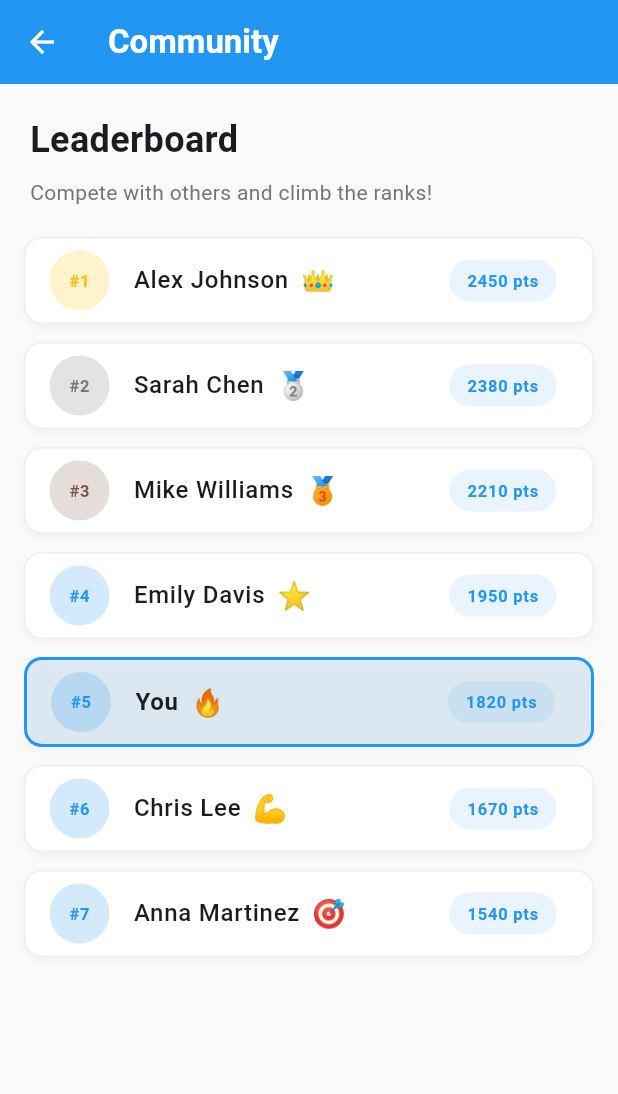
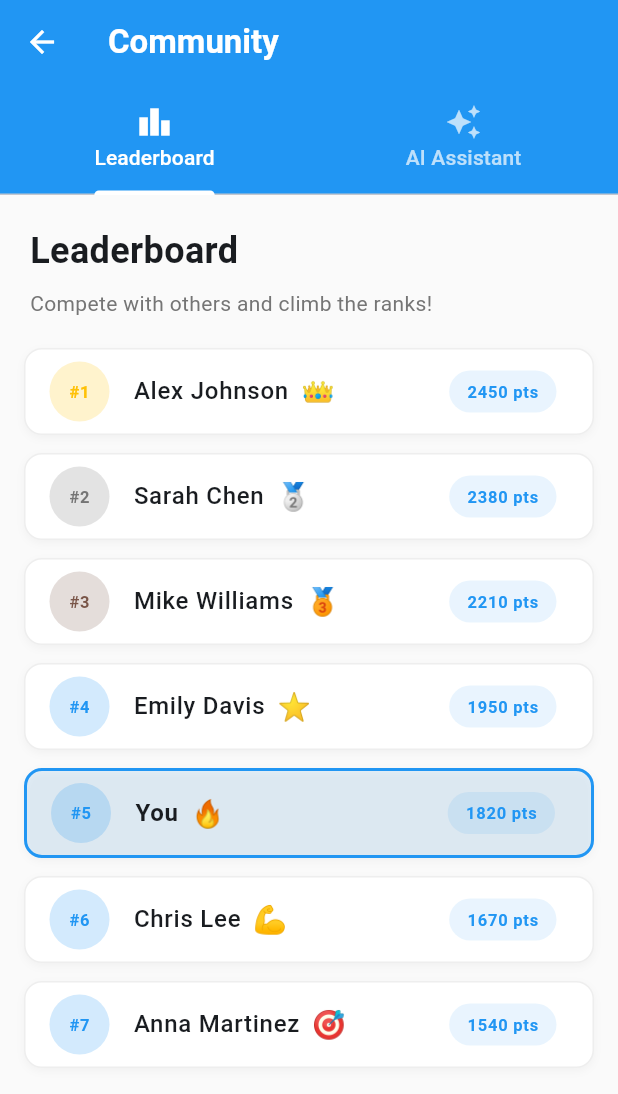
Before and after one commit to D1pesh/Task_Cue, a Flutter app: the CommunityScreen screen opened directly, on a phone screen of 412 x 824 dp. Shown: the top 1094 px of the screen. Run offline on Flutter 3.47's test engine with Material 3 defaults, Android fonts, the phone set to English and light mode, and no system bars.

Commit message:
Add AI Assistant tab to community screen

```diff
--- a/lib/screens/community_screen.dart
+++ b/lib/screens/community_screen.dart
@@ -1,7 +1,27 @@
 import 'package:flutter/material.dart';
 
-class CommunityScreen extends StatelessWidget {
+class CommunityScreen extends StatefulWidget {
   const CommunityScreen({super.key});
+
+  @override
+  State<CommunityScreen> createState() => _CommunityScreenState();
+}
+
+class _CommunityScreenState extends State<CommunityScreen>
+    with SingleTickerProviderStateMixin {
+  late TabController _tabController;
+
+  @override
+  void initState() {
+    super.initState();
+    _tabController = TabController(length: 2, vsync: this);
+  }
+
+  @override
+  void dispose() {
+    _tabController.dispose();
+    super.dispose();
+  }
 
   @override
   Widget build(BuildContext context) {
@@ -10,8 +30,30 @@ class CommunityScreen extends StatelessWidget {
         title: const Text('Community', style: TextStyle(fontWeight: FontWeight.bold)),
         backgroundColor: Colors.blue,
         foregroundColor: Colors.white,
+        bottom: TabBar(
+          controller: _tabController,
+          indicatorColor: Colors.white,
+          labelColor: Colors.white,
+          unselectedLabelColor: Colors.white70,
+          tabs: const [
+            Tab(
+              icon: Icon(Icons.leaderboard),
+              text: 'Leaderboard',
+            ),
+            Tab(
+              icon: Icon(Icons.auto_awesome),
+              text: 'AI Assistant',
+            ),
+          ],
+        ),
       ),
-      body: _buildLeaderboard(),
+      body: TabBarView(
+        controller: _tabController,
+        children: [
+          _buildLeaderboard(),
+          _buildAIAssistant(),
+        ],
+      ),
     );
   }
 
@@ -149,4 +191,95 @@ class CommunityScreen extends StatelessWidget {
         return Colors.blue;
     }
   }
+
+  Widget _buildAIAssistant() {
+    return Container(
+      color: Colors.grey.shade50,
+      padding: const EdgeInsets.all(20),
+      child: Column(
+        mainAxisAlignment: MainAxisAlignment.center,
+        children: [
+          Container(
+            padding: const EdgeInsets.all(32),
+            decoration: BoxDecoration(
+              color: Colors.white,
+              borderRadius: BorderRadius.circular(20),
+              boxShadow: [
+                BoxShadow(
+                  color: Colors.grey.withValues(alpha: 0.1),
+                  blurRadius: 8,
+                  offset: const Offset(0, 4),
+                ),
+              ],
+            ),
+            child: Column(
+              children: [
+                Icon(
+                  Icons.auto_awesome,
+                  size: 64,
+                  color: Colors.blue.shade400,
+                ),
+                const SizedBox(height: 16),
+                const Text(
+                  'AI Assistant',
+                  style: TextStyle(
+                    fontSize: 24,
+                    fontWeight: FontWeight.bold,
+                  ),
+                ),
+                const SizedBox(height: 12),
+                Text(
+                  'Your personal productivity companion',
+                  style: TextStyle(
+                    fontSize: 16,
+                    color: Colors.grey.shade600,
+                  ),
+                  textAlign: TextAlign.center,
+                ),
+                const SizedBox(height: 24),
+                Container(
+                  padding: const EdgeInsets.all(16),
+                  decoration: BoxDecoration(
+                    color: Colors.blue.withValues(alpha: 0.1),
+                    borderRadius: BorderRadius.circular(12),
+                  ),
+                  child: Column(
+                    children: [
+                      _buildFeatureItem(Icons.lightbulb_outline, 'Smart task suggestions'),
+                      const SizedBox(height: 12),
+                      _buildFeatureItem(Icons.schedule, 'Schedule optimization'),
+                      const SizedBox(height: 12),
+                      _buildFeatureItem(Icons.chat_bubble_outline, 'Chat assistance'),
+                    ],
+                  ),
+                ),
+                const SizedBox(height: 24),
+                const Text(
+                  'Coming Soon!',
+                  style: TextStyle(
+                    fontSize: 18,
+                    fontWeight: FontWeight.bold,
+                    color: Colors.blue,
+                  ),
+                ),
+              ],
+            ),
+          ),
+        ],
+      ),
+    );
+  }
+
+  Widget _buildFeatureItem(IconData icon, String text) {
+    return Row(
+      children: [
+        Icon(icon, size: 20, color: Colors.blue),
+        const SizedBox(width: 12),
+        Text(
+          text,
+          style: const TextStyle(fontSize: 14),
+        ),
+      ],
+    );
+  }
 }
```
